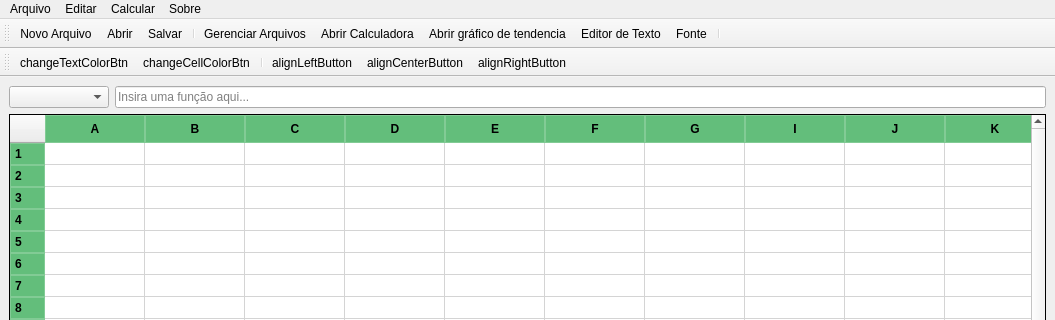
This is ui/maingui.ui in albano-a/GradPress as Qt 5 draws it before an edit; both pictures show x 0 to 1055 and y 0 to 320 of the 1055 by 842 pixel window. The edited form follows.
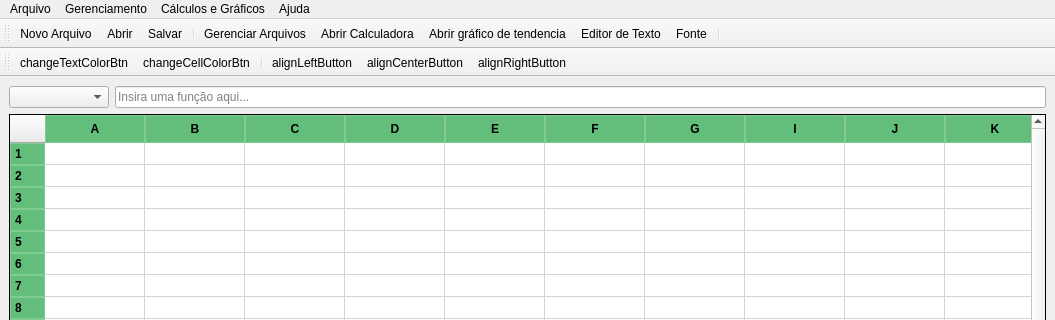
This is the edited form. Icons and pictures are not drawn.

```diff
--- a/ui/maingui.ui
+++ b/ui/maingui.ui
@@ -448,14 +448,14 @@
    </widget>
    <widget class="QMenu" name="menuEditar">
     <property name="title">
-     <string>Editar</string>
+     <string>Gerenciamento</string>
     </property>
     <addaction name="actionGerenciar_Arquivos"/>
     <addaction name="actionEditor_de_Texto"/>
    </widget>
    <widget class="QMenu" name="menuCalcular">
     <property name="title">
-     <string>Calcular</string>
+     <string>Cálculos e Gráficos</string>
     </property>
     <addaction name="actionCalculadora"/>
     <addaction name="actionTendencyPlot"/>
@@ -464,7 +464,7 @@
    </widget>
    <widget class="QMenu" name="menuSobre">
     <property name="title">
-     <string>Sobre</string>
+     <string>Ajuda</string>
     </property>
     <addaction name="actionAjuda"/>
     <addaction name="actionSobre"/>
```
Left out of the diff: 10 changed lines with no effect on the pictures.
